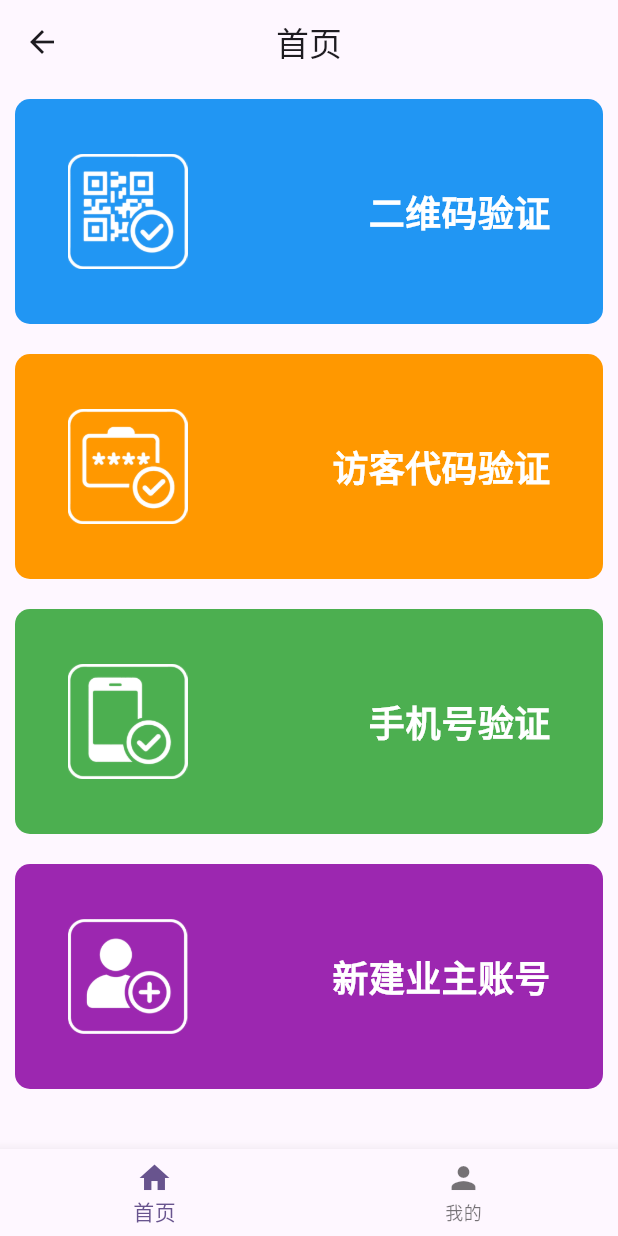
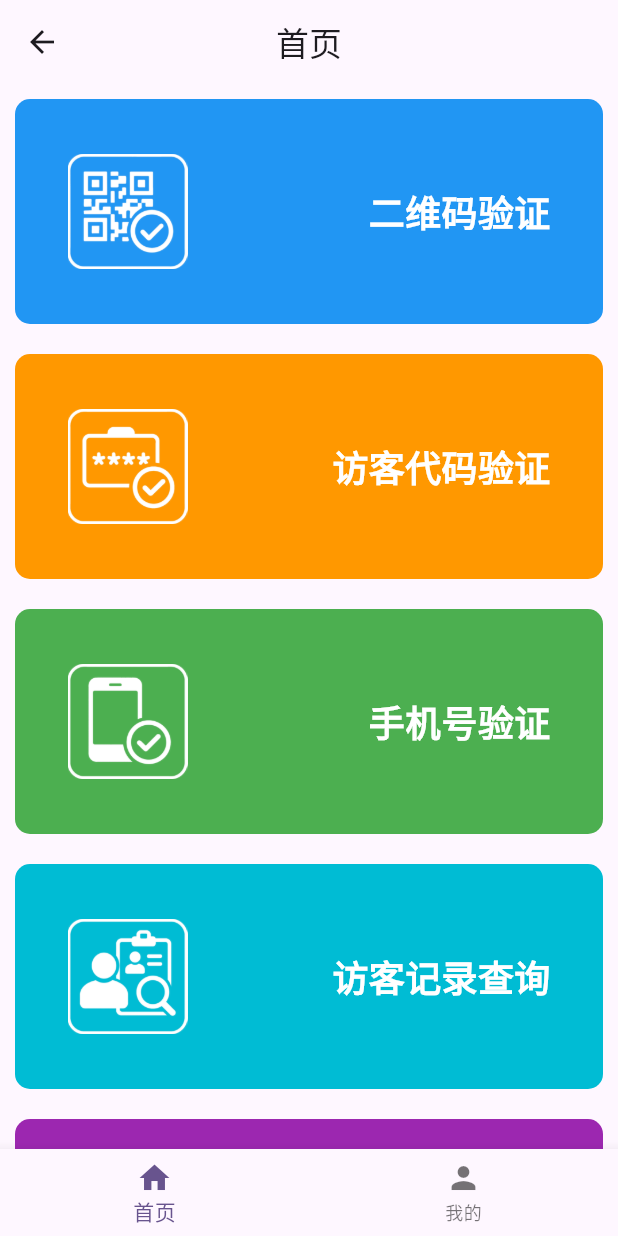
Before and after one commit to renvlers/CommunityECodeFrontendForAdmins, a Flutter app: the HomePage screen opened by its route, on a phone screen of 412 x 824 dp. Run offline on Flutter 3.47's test engine with Material 3 defaults, Android fonts, the phone set to English and light mode, and no system bars; our stand-ins replace dio, shared_preferences; accounts and stored records are empty.

Commit message:
added an option at home page

```diff
--- a/lib/pages/home_page.dart
+++ b/lib/pages/home_page.dart
@@ -147,6 +147,36 @@ class _HomePageState extends State<HomePage> {
                         Spacer(),
                         const Text(
                           "手机号验证",
+                          style: TextStyle(
+                              fontWeight: FontWeight.bold,
+                              color: Colors.white,
+                              fontSize: 24),
+                        )
+                      ]),
+                    ),
+                  ),
+                )),
+          ),
+          Container(
+            margin: const EdgeInsets.all(10),
+            child: Material(
+                color: Colors.transparent,
+                child: Ink(
+                  decoration: BoxDecoration(
+                      color: Colors.cyan,
+                      borderRadius: BorderRadius.circular(10)),
+                  child: InkWell(
+                    onTap: () {},
+                    child: Container(
+                      padding: const EdgeInsets.all(35),
+                      decoration: BoxDecoration(
+                          borderRadius: BorderRadius.circular(10)),
+                      child: Row(children: [
+                        Image.asset("assets/images/guest_record.png",
+                            width: 80, height: 80),
+                        Spacer(),
+                        const Text(
+                          "访客记录查询",
                           style: TextStyle(
                               fontWeight: FontWeight.bold,
                               color: Colors.white,
```
